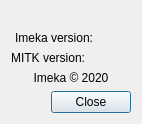
Above: Plugins/org.imeka.common.app/resources/ui/AboutDialog.ui from scilus/mi-brain before the change. Below: the same form after it.
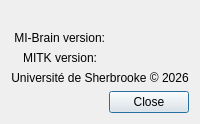
That is the form after the change. Icons and pictures are not drawn.

```diff
--- a/Plugins/org.imeka.common.app/resources/ui/AboutDialog.ui
+++ b/Plugins/org.imeka.common.app/resources/ui/AboutDialog.ui
@@ -59,7 +59,7 @@
         </sizepolicy>
        </property>
        <property name="text">
-        <string> Imeka version:</string>
+        <string> MI-Brain version:</string>
        </property>
        <property name="alignment">
         <set>Qt::AlignRight|Qt::AlignTrailing|Qt::AlignVCenter</set>
@@ -123,7 +123,7 @@
    <item>
     <widget class="QLabel" name="label">
      <property name="text">
-      <string>Imeka © 2020</string>
+      <string>Université de Sherbrooke © 2026</string>
      </property>
      <property name="alignment">
       <set>Qt::AlignCenter</set>
```
Left out of the diff: 2 changed lines with no effect on the pictures.
